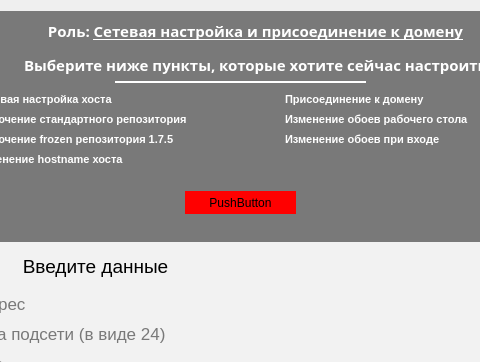
First picture: the form in python3/test.ui, repository GavriilSleptsov/ansible, before the edit; both pictures show x 411 to 891 and y 0 to 362 of the 1012 by 597 pixel window.
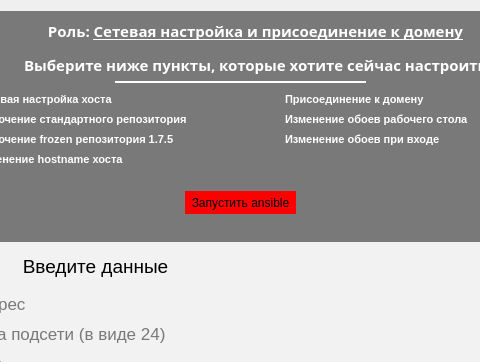
Second picture: the form after the edit. Icons and pictures are not drawn.

```diff
--- a/python3/test.ui
+++ b/python3/test.ui
@@ -707,7 +707,7 @@
           <string notr="true">background: red;</string>
          </property>
          <property name="text">
-          <string>PushButton</string>
+          <string>Запустить ansible</string>
          </property>
         </widget>
        </widget>
```
